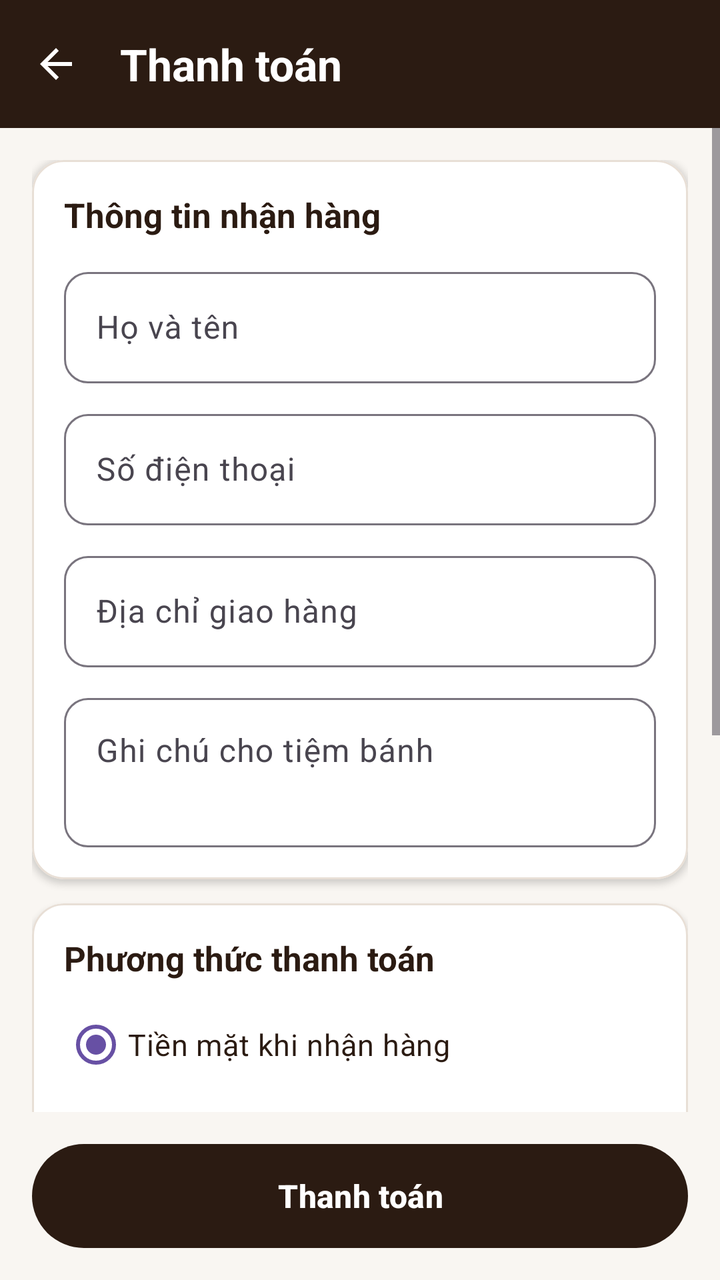
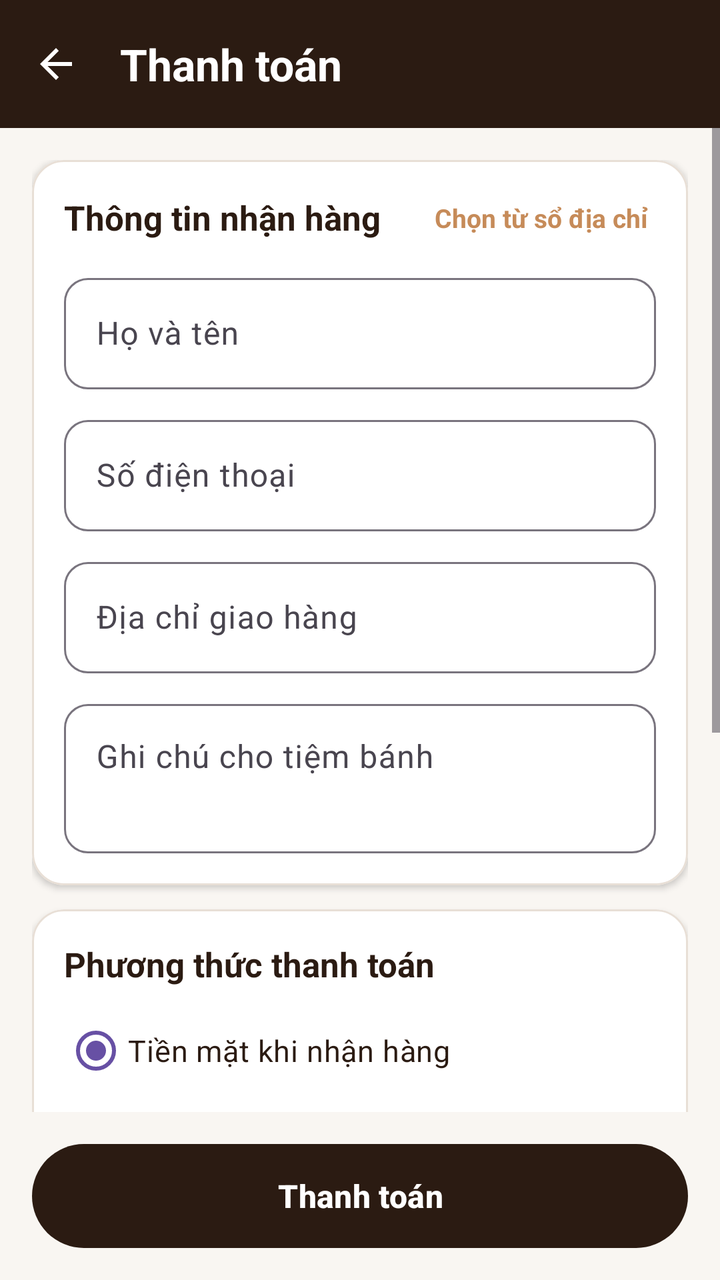

The first picture is an Android layout as it rendered before a commit; the second is the same layout after the commit. The layout source and the unified diff follow.
<!-- AndroidManifest.xml: application theme Theme.MobilePro -->
<!-- res/layout/activity_checkout.xml -->
<?xml version="1.0" encoding="utf-8"?>

<LinearLayout xmlns:android="http://schemas.android.com/apk/res/android"
    xmlns:app="http://schemas.android.com/apk/res-auto"
    android:layout_width="match_parent"
    android:layout_height="match_parent"
    android:background="@color/cream"
    android:orientation="vertical">

    <com.google.android.material.appbar.MaterialToolbar
        android:id="@+id/topAppBar"
        android:layout_width="match_parent"
        android:layout_height="?attr/actionBarSize"
        android:background="@color/brown"
        app:navigationIcon="?attr/homeAsUpIndicator"
        app:navigationIconTint="@color/white"
        app:title="Thanh toán"
        app:titleTextAppearance="@style/ToolbarTitleBold"
        app:titleTextColor="@color/white" />

    <ScrollView
        android:layout_width="match_parent"
        android:layout_height="0dp"
        android:layout_weight="1"
        android:fillViewport="true">

        <LinearLayout
            android:layout_width="match_parent"
            android:layout_height="wrap_content"
            android:orientation="vertical"
            android:padding="16dp">

            <com.google.android.material.card.MaterialCardView
                android:layout_width="match_parent"
                android:layout_height="wrap_content"
                android:layout_marginBottom="12dp"
                app:cardBackgroundColor="@color/white"
                app:cardCornerRadius="16dp"
                app:cardElevation="2dp"
                app:strokeColor="@color/cream_border"
                app:strokeWidth="1dp">

                <LinearLayout
                    android:layout_width="match_parent"
                    android:layout_height="wrap_content"
                    android:orientation="vertical"
                    android:padding="16dp">

                    <TextView
                        android:layout_width="wrap_content"
                        android:layout_height="wrap_content"
                        android:layout_marginBottom="12dp"
                        android:text="Thông tin nhận hàng"
                        android:textColor="@color/brown"
                        android:textSize="17sp"
                        android:textStyle="bold" />

                    <com.google.android.material.textfield.TextInputLayout
                        android:id="@+id/tilFullName"
                        style="@style/Widget.Material3.TextInputLayout.OutlinedBox"
                        android:layout_width="match_parent"
                        android:layout_height="wrap_content"
                        android:layout_marginBottom="10dp"
                        android:hint="Họ và tên"
                        app:boxCornerRadiusBottomEnd="12dp"
                        app:boxCornerRadiusBottomStart="12dp"
                        app:boxCornerRadiusTopEnd="12dp"
                        app:boxCornerRadiusTopStart="12dp">

                        <com.google.android.material.textfield.TextInputEditText
                            android:id="@+id/edtFullName"
                            android:layout_width="match_parent"
                            android:layout_height="wrap_content"
                            android:inputType="textPersonName"
                            android:textColor="@color/brown" />
                    </com.google.android.material.textfield.TextInputLayout>

                    <com.google.android.material.textfield.TextInputLayout
                        android:id="@+id/tilPhone"
                        style="@style/Widget.Material3.TextInputLayout.OutlinedBox"
                        android:layout_width="match_parent"
                        android:layout_height="wrap_content"
                        android:layout_marginBottom="10dp"
                        android:hint="Số điện thoại"
                        app:boxCornerRadiusBottomEnd="12dp"
                        app:boxCornerRadiusBottomStart="12dp"
                        app:boxCornerRadiusTopEnd="12dp"
                        app:boxCornerRadiusTopStart="12dp">

                        <com.google.android.material.textfield.TextInputEditText
                            android:id="@+id/edtPhone"
                            android:layout_width="match_parent"
                            android:layout_height="wrap_content"
                            android:inputType="phone"
                            android:textColor="@color/brown" />
                    </com.google.android.material.textfield.TextInputLayout>

                    <com.google.android.material.textfield.TextInputLayout
                        android:id="@+id/tilAddress"
                        style="@style/Widget.Material3.TextInputLayout.OutlinedBox"
                        android:layout_width="match_parent"
                        android:layout_height="wrap_content"
                        android:layout_marginBottom="10dp"
                        android:hint="Địa chỉ giao hàng"
                        app:boxCornerRadiusBottomEnd="12dp"
                        app:boxCornerRadiusBottomStart="12dp"
                        app:boxCornerRadiusTopEnd="12dp"
                        app:boxCornerRadiusTopStart="12dp">

                        <com.google.android.material.textfield.TextInputEditText
                            android:id="@+id/edtAddress"
                            android:layout_width="match_parent"
                            android:layout_height="wrap_content"
                            android:inputType="textPostalAddress"
                            android:textColor="@color/brown" />
                    </com.google.android.material.textfield.TextInputLayout>

                    <com.google.android.material.textfield.TextInputLayout
                        android:id="@+id/tilNote"
                        style="@style/Widget.Material3.TextInputLayout.OutlinedBox"
                        android:layout_width="match_parent"
                        android:layout_height="wrap_content"
                        android:hint="Ghi chú cho tiệm bánh"
                        app:boxCornerRadiusBottomEnd="12dp"
                        app:boxCornerRadiusBottomStart="12dp"
                        app:boxCornerRadiusTopEnd="12dp"
                        app:boxCornerRadiusTopStart="12dp">

                        <com.google.android.material.textfield.TextInputEditText
                            android:id="@+id/edtNote"
                            android:layout_width="match_parent"
                            android:layout_height="wrap_content"
                            android:gravity="top"
                            android:inputType="textMultiLine"
                            android:minLines="2"
                            android:textColor="@color/brown" />
                    </com.google.android.material.textfield.TextInputLayout>
                </LinearLayout>
            </com.google.android.material.card.MaterialCardView>

            <com.google.android.material.card.MaterialCardView
                android:layout_width="match_parent"
                android:layout_height="wrap_content"
                android:layout_marginBottom="12dp"
                app:cardBackgroundColor="@color/white"
                app:cardCornerRadius="16dp"
                app:cardElevation="2dp"
                app:strokeColor="@color/cream_border"
                app:strokeWidth="1dp">

                <LinearLayout
                    android:layout_width="match_parent"
                    android:layout_height="wrap_content"
                    android:orientation="vertical"
                    android:padding="16dp">

                    <TextView
                        android:layout_width="wrap_content"
                        android:layout_height="wrap_content"
                        android:layout_marginBottom="8dp"
                        android:text="Phương thức thanh toán"
                        android:textColor="@color/brown"
                        android:textSize="17sp"
                        android:textStyle="bold" />

                    <RadioGroup
                        android:id="@+id/rgPayment"
                        android:layout_width="match_parent"
                        android:layout_height="wrap_content"
                        android:orientation="vertical">

                        <RadioButton
                            android:id="@+id/rbCash"
                            android:layout_width="match_parent"
                            android:layout_height="wrap_content"
                            android:checked="true"
                            android:paddingVertical="8dp"
                            android:text="Tiền mặt khi nhận hàng"
                            android:textColor="@color/brown"
                            android:textSize="15sp" />

                        <RadioButton
                            android:id="@+id/rbBank"
                            android:layout_width="match_parent"
                            android:layout_height="wrap_content"
                            android:paddingVertical="8dp"
                            android:text="Chuyển khoản ngân hàng"
                            android:textColor="@color/brown"
                            android:textSize="15sp" />

                        <RadioButton
                            android:id="@+id/rbEwallet"
                            android:layout_width="match_parent"
                            android:layout_height="wrap_content"
                            android:paddingVertical="8dp"
                            android:text="Ví điện tử"
                            android:textColor="@color/brown"
                            android:textSize="15sp" />
                    </RadioGroup>
                </LinearLayout>
            </com.google.android.material.card.MaterialCardView>

            <com.google.android.material.card.MaterialCardView
                android:layout_width="match_parent"
                android:layout_height="wrap_content"
                app:cardBackgroundColor="@color/white"
                app:cardCornerRadius="16dp"
                app:cardElevation="2dp"
                app:strokeColor="@color/cream_border"
                app:strokeWidth="1dp">

                <LinearLayout
                    android:layout_width="match_parent"
                    android:layout_height="wrap_content"
                    android:orientation="vertical"
                    android:padding="16dp">

                    <TextView
                        android:layout_width="wrap_content"
                        android:layout_height="wrap_content"
                        android:layout_marginBottom="10dp"
                        android:text="Tóm tắt đơn hàng"
                        android:textColor="@color/brown"
                        android:textSize="17sp"
                        android:textStyle="bold" />

                    <LinearLayout
                        android:id="@+id/layoutOrderItems"
                        android:layout_width="match_parent"
                        android:layout_height="wrap_content"
                        android:orientation="vertical" />

                    <com.google.android.material.divider.MaterialDivider
                        android:layout_width="match_parent"
                        android:layout_height="wrap_content"
                        android:layout_marginVertical="10dp"
                        app:dividerColor="@color/cream_border" />

                    <LinearLayout
                        android:layout_width="match_parent"
                        android:layout_height="wrap_content"
                        android:orientation="horizontal">

                        <TextView
                            android:layout_width="0dp"
                            android:layout_height="wrap_content"
                            android:layout_weight="1"
                            android:text="Tạm tính"
                            android:textColor="@color/brown_light"
                            android:textSize="14sp" />

                        <TextView
                            android:id="@+id/tvSubtotal"
                            android:layout_width="wrap_content"
                            android:layout_height="wrap_content"
                            android:textColor="@color/brown"
                            android:textSize="14sp" />
                    </LinearLayout>

                    <LinearLayout
                        android:layout_width="match_parent"
                        android:layout_height="wrap_content"
                        android:layout_marginTop="6dp"
                        android:orientation="horizontal">

                        <TextView
                            android:layout_width="0dp"
                            android:layout_height="wrap_content"
                            android:layout_weight="1"
                            android:text="Phí vận chuyển"
                            android:textColor="@color/brown_light"
                            android:textSize="14sp" />

                        <TextView
                            android:id="@+id/tvShipping"
                            android:layout_width="wrap_content"
                            android:layout_height="wrap_content"
                            android:textColor="@color/brown"
                            android:textSize="14sp" />
                    </LinearLayout>

                    <com.google.android.material.divider.MaterialDivider
                        android:layout_width="match_parent"
                        android:layout_height="wrap_content"
                        android:layout_marginVertical="10dp"
                        app:dividerColor="@color/cream_border" />

                    <LinearLayout
                        android:layout_width="match_parent"
                        android:layout_height="wrap_content"
                        android:orientation="horizontal">

                        <TextView
                            android:layout_width="0dp"
                            android:layout_height="wrap_content"
                            android:layout_weight="1"
                            android:text="Tổng cộng"
                            android:textColor="@color/brown"
                            android:textSize="17sp"
                            android:textStyle="bold" />

                        <TextView
                            android:id="@+id/tvTotal"
                            android:layout_width="wrap_content"
                            android:layout_height="wrap_content"
                            android:textColor="@color/caramel"
                            android:textSize="18sp"
                            android:textStyle="bold" />
                    </LinearLayout>
                </LinearLayout>
            </com.google.android.material.card.MaterialCardView>
        </LinearLayout>
    </ScrollView>

    <com.google.android.material.button.MaterialButton
        android:id="@+id/btnPlaceOrder"
        android:layout_width="match_parent"
        android:layout_height="52dp"
        android:layout_margin="16dp"
        android:insetTop="0dp"
        android:insetBottom="0dp"
        android:text="Thanh toán"
        android:textColor="@color/white"
        android:textSize="16sp"
        android:textStyle="bold"
        app:backgroundTint="@color/brown"
        app:cornerRadius="26dp" />

</LinearLayout>
<!-- resources referenced by this layout -->
<resources>
  <color name="brown">#2B1B12</color>
  <color name="brown_light">#6E5D53</color>
  <color name="caramel">#C68B59</color>
  <color name="cream">#F9F6F2</color>
  <color name="cream_border">#E8DFD6</color>
  <color name="white">#FFFFFFFF</color>
  <style name="ToolbarTitleBold" parent="TextAppearance.Material3.TitleLarge">
          <item name="android:textStyle">bold</item>
      </style>
  <style name="Theme.MobilePro" parent="Base.Theme.MobilePro" />
  <style name="Base.Theme.MobilePro" parent="Theme.Material3.DayNight.NoActionBar">
          
          
      </style>
</resources>

<!-- the commit's change to res/layout/activity_checkout.xml (unified diff, before → after) -->
@@ -46,14 +46,32 @@
                     android:orientation="vertical"
                     android:padding="16dp">
 
-                    <TextView
-                        android:layout_width="wrap_content"
+                    <LinearLayout
+                        android:layout_width="match_parent"
                         android:layout_height="wrap_content"
                         android:layout_marginBottom="12dp"
-                        android:text="Thông tin nhận hàng"
-                        android:textColor="@color/brown"
-                        android:textSize="17sp"
-                        android:textStyle="bold" />
+                        android:gravity="center_vertical"
+                        android:orientation="horizontal">
+
+                        <TextView
+                            android:layout_width="0dp"
+                            android:layout_height="wrap_content"
+                            android:layout_weight="1"
+                            android:text="Thông tin nhận hàng"
+                            android:textColor="@color/brown"
+                            android:textSize="17sp"
+                            android:textStyle="bold" />
+
+                        <TextView
+                            android:id="@+id/tvChooseAddress"
+                            android:layout_width="wrap_content"
+                            android:layout_height="wrap_content"
+                            android:padding="4dp"
+                            android:text="Chọn từ sổ địa chỉ"
+                            android:textColor="@color/caramel"
+                            android:textSize="13sp"
+                            android:textStyle="bold" />
+                    </LinearLayout>
 
                     <com.google.android.material.textfield.TextInputLayout
                         android:id="@+id/tilFullName"
@@ -135,6 +153,16 @@
                             android:minLines="2"
                             android:textColor="@color/brown" />
                     </com.google.android.material.textfield.TextInputLayout>
+
+                    <CheckBox
+                        android:id="@+id/cbSaveAddress"
+                        android:layout_width="match_parent"
+                        android:layout_height="wrap_content"
+                        android:layout_marginTop="4dp"
+                        android:text="Lưu địa chỉ này vào sổ địa chỉ"
+                        android:textColor="@color/brown_light"
+                        android:textSize="13sp"
+                        android:visibility="gone" />
                 </LinearLayout>
             </com.google.android.material.card.MaterialCardView>
 
